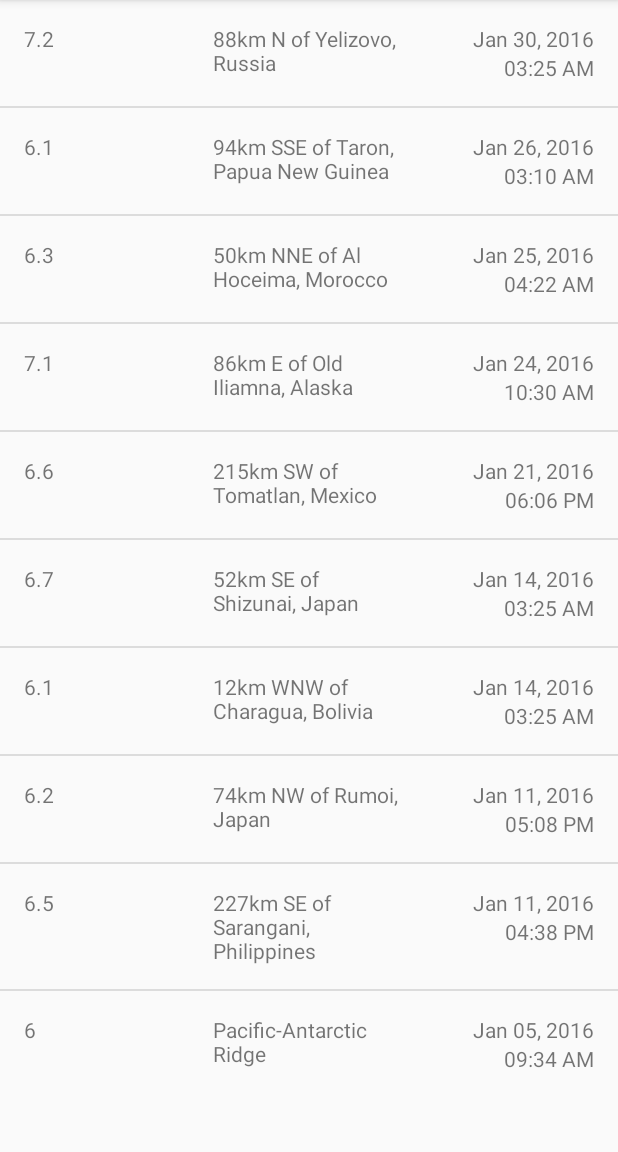
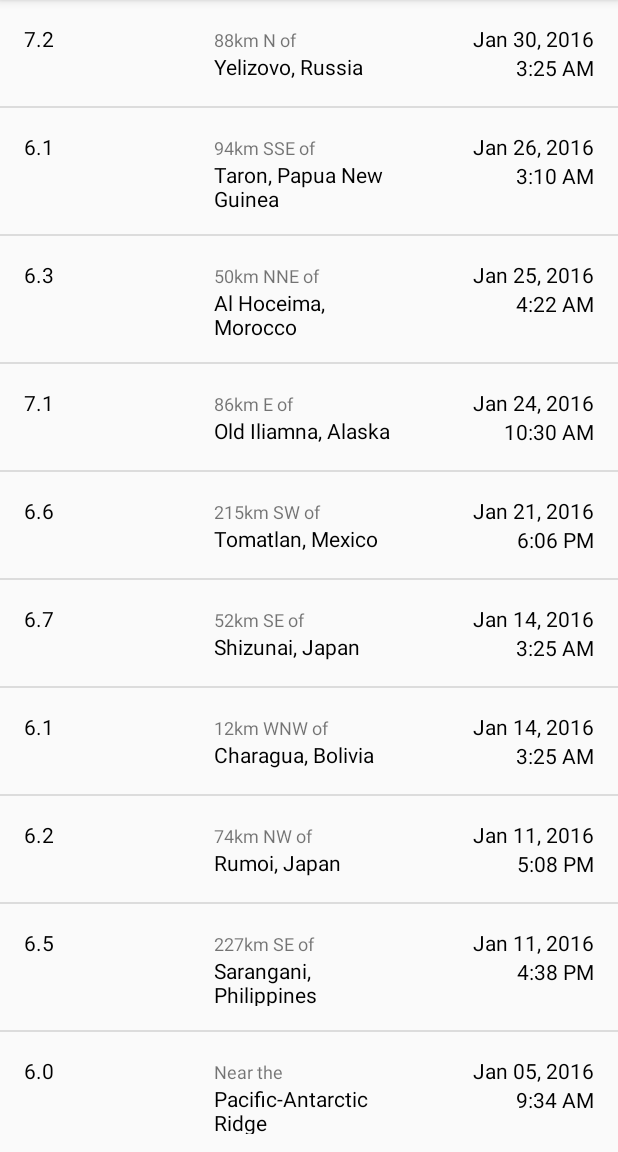
Before and after one commit to ZarifAhsan/QuakeReport, an Android app: the screen it shows after launch (EarthquakeActivity), on a phone screen of 412 x 824 dp, the part 84-1236 px from its top. Run offline under Robolectric (Android 15) with nearby library versions, the phone set to English and light mode, and no system bars.

Commit message:
some other tweaks and stuff

```diff
--- a/app/src/main/java/com/example/earthquakeactivity/Earthquake.java
+++ b/app/src/main/java/com/example/earthquakeactivity/Earthquake.java
@@ -2,36 +2,29 @@ package com.example.earthquakeactivity;
 
 public class Earthquake {
 
-    private String mMagnitude;
+    private double mMagnitude;
 
-    private String mOccurrencePlace;
+    private String mPrimaryLocation;
 
-    private String mDateOfOccurrence;
-
-    private String mTimeOfOccurrence;
+    private long mTimeInMilliSeconds;
 
 
-    public Earthquake(String magnitude, String occurrencePlace,String dateOfOccurrence, String timeOfOccurrence) {
+    public Earthquake(double magnitude, String primaryLocation, long timeInMilliSeconds) {
         mMagnitude = magnitude;
-        mOccurrencePlace = occurrencePlace;
-        mDateOfOccurrence = dateOfOccurrence;
-        mTimeOfOccurrence = timeOfOccurrence;
+        mPrimaryLocation = primaryLocation;
+        mTimeInMilliSeconds = timeInMilliSeconds;
     }
 
 
-    public String getMagnitude() {
+    public double getMagnitude() {
         return mMagnitude;
     }
 
-    public String getOccurrencePlace() {
-        return mOccurrencePlace;
+    public String getPrimaryLocation() {
+        return mPrimaryLocation;
     }
 
-    public String getDateOfOccurrence() {
-        return mDateOfOccurrence;
-    }
-
-    public String getTimeOfOccurrence() {
-        return mTimeOfOccurrence;
+    public long getTimeInMilliSeconds() {
+        return mTimeInMilliSeconds;
     }
 }
--- a/app/src/main/java/com/example/earthquakeactivity/EarthquakeAdapter.java
+++ b/app/src/main/java/com/example/earthquakeactivity/EarthquakeAdapter.java
@@ -1,5 +1,6 @@
 package com.example.earthquakeactivity;
 
+import android.annotation.SuppressLint;
 import android.content.Context;
 import android.view.LayoutInflater;
 import android.view.View;
@@ -9,9 +10,14 @@ import android.widget.TextView;
 
 import androidx.annotation.NonNull;
 
+import java.text.DecimalFormat;
+import java.text.SimpleDateFormat;
 import java.util.ArrayList;
+import java.util.Date;
 
 public class EarthquakeAdapter extends ArrayAdapter<Earthquake> {
+
+    private static final String LOCATION_SEPARATOR = " of ";
 
     public EarthquakeAdapter(Context context, ArrayList<Earthquake> Earthquake) {
         super(context, 0, Earthquake);
@@ -28,22 +34,117 @@ public class EarthquakeAdapter extends ArrayAdapter<Earthquake> {
         }
 
         Earthquake currentEarthquake = getItem(position);
+        assert currentEarthquake != null;
 
         TextView magnitudeTextView = listItemView.findViewById(R.id.magnitude_text_view);
-        assert currentEarthquake != null;
-        magnitudeTextView.setText(currentEarthquake.getMagnitude());
+        String formattedMagnitude = formatMagnitude(currentEarthquake.getMagnitude());
+        magnitudeTextView.setText(formattedMagnitude);
 
-        TextView occurrencePlaceTextView = listItemView.findViewById(R.id.occurrence_place_text_view);
-        occurrencePlaceTextView.setText(currentEarthquake.getOccurrencePlace());
+        String originalLocation = currentEarthquake.getPrimaryLocation();
+
+        String primaryLocation;
+        String locationOffset;
+
+
+        if (originalLocation.contains(LOCATION_SEPARATOR)) {
+            String[] parts = originalLocation.split(LOCATION_SEPARATOR);
+            locationOffset = parts[0] + LOCATION_SEPARATOR;
+            primaryLocation = parts[1];
+        } else {
+            locationOffset = getContext().getString(R.string.near_the);
+            primaryLocation = originalLocation;
+        }
+
+        TextView primaryLocationView = (TextView) listItemView.findViewById(R.id.primary_location_text_view);
+        primaryLocationView.setText(primaryLocation);
+
+        TextView locationOffsetView = (TextView) listItemView.findViewById(R.id.location_offset_text_view);
+        locationOffsetView.setText(locationOffset);
+
+
+        Date dateObject = new Date(currentEarthquake.getTimeInMilliSeconds());
 
         TextView dateTextView = listItemView.findViewById(R.id.date_text_view);
-        dateTextView.setText(currentEarthquake.getDateOfOccurrence());
+        String formattedDate = formatDate(dateObject);
+        dateTextView.setText(formattedDate);
 
         TextView timeTextView = listItemView.findViewById(R.id.time_text_view);
-        timeTextView.setText(currentEarthquake.getTimeOfOccurrence());
+        String formattedTime = formatTime(dateObject);
+        timeTextView.setText(formattedTime);
+
+
 
         return listItemView;
     }
 
 
+
+//    private int getMagnitudeColor(double magnitude) {
+//        int magnitudeColorResourceId;
+//        int magnitudeFloor = (int) Math.floor(magnitude);
+//        switch (magnitudeFloor) {
+//            case 0:
+//            case 1:
+//                magnitudeColorResourceId = R.color.magnitude1;
+//                break;
+//            case 2:
+//                magnitudeColorResourceId = R.color.magnitude2;
+//                break;
+//            case 3:
+//                magnitudeColorResourceId = R.color.magnitude3;
+//                break;
+//            case 4:
+//                magnitudeColorResourceId = R.color.magnitude4;
+//                break;
+//            case 5:
+//                magnitudeColorResourceId = R.color.magnitude5;
+//                break;
+//            case 6:
+//                magnitudeColorResourceId = R.color.magnitude6;
+//                break;
+//            case 7:
+//                magnitudeColorResourceId = R.color.magnitude7;
+//                break;
+//            case 8:
+//                magnitudeColorResourceId = R.color.magnitude8;
+//                break;
+//            case 9:
+//                magnitudeColorResourceId = R.color.magnitude9;
+//                break;
+//            default:
+//                magnitudeColorResourceId = R.color.magnitude10plus;
+//                break;
+//        }
+//
+//        return ContextCompat.getColor(getContext(), magnitudeColorResourceId);
+//    }
+
+    /**
+     * Return the formatted magnitude string showing 1 decimal place (i.e. "3.2")
+     * from a decimal magnitude value.
+     */
+    private String formatMagnitude(double magnitude) {
+        DecimalFormat magnitudeFormat = new DecimalFormat("0.0");
+        return magnitudeFormat.format(magnitude);
+    }
+
+    /**
+     * Return the formatted date string (i.e. "Mar 3, 1984") from a Date object.
+     */
+    private String formatDate(Date dateObject) {
+        @SuppressLint("SimpleDateFormat")
+        SimpleDateFormat dateFormat = new SimpleDateFormat("LLL dd, yyyy");
+        return dateFormat.format(dateObject);
+    }
+
+    /**
+     * Return the formatted date string (i.e. "4:30 PM") from a Date object.
+     */
+    private String formatTime(Date dateObject) {
+        @SuppressLint("SimpleDateFormat")
+        SimpleDateFormat timeFormat = new SimpleDateFormat("h:mm a");
+        return timeFormat.format(dateObject);
+    }
+
+
 }
--- a/app/src/main/java/com/example/earthquakeactivity/QueryUtils.java
+++ b/app/src/main/java/com/example/earthquakeactivity/QueryUtils.java
@@ -2,7 +2,6 @@ package com.example.earthquakeactivity;
 
 import android.annotation.SuppressLint;
 import android.util.Log;
-import android.widget.ScrollView;
 
 import org.json.JSONException;
 import org.json.JSONArray;
@@ -31,9 +30,7 @@ public class QueryUtils {
      * This class is only meant to hold static variables and methods, which can be accessed
      * directly from the class name QueryUtils (and an object instance of QueryUtils is not needed).
      */
-    private QueryUtils() throws JSONException {
-
-
+    private QueryUtils() {
     }
 
     /**
@@ -63,23 +60,13 @@ public class QueryUtils {
 
                 JSONObject properties = currentEarthquake.getJSONObject("properties");
 
-                String magnitude = properties.getString("mag");
+                double magnitude = properties.getDouble("mag");
 
                 String placeName = properties.getString("place");
 
                 long timeInMilliseconds = properties.getLong("time");
-                Date dateObject = new Date(timeInMilliseconds);
 
-                @SuppressLint("SimpleDateFormat")
-                SimpleDateFormat dateFormatter = new SimpleDateFormat("MMM DD, yyyy");
-                String dateToDisplay = dateFormatter.format(dateObject);
-
-                @SuppressLint("SimpleDateFormat")
-                SimpleDateFormat timeFormatter = new SimpleDateFormat("hh:mm a");
-                String timeToDisplay = timeFormatter.format(dateObject);
-
-
-                Earthquake earthquake = new Earthquake(magnitude, placeName, dateToDisplay, timeToDisplay);
+                Earthquake earthquake = new Earthquake(magnitude, placeName, timeInMilliseconds);
                 earthquakes.add(earthquake);
 
             }
--- a/app/src/main/res/layout/list_item.xml
+++ b/app/src/main/res/layout/list_item.xml
@@ -12,14 +12,31 @@
         android:layout_width="0dp"
         android:layout_height="wrap_content"
         android:text="@string/hi"
-        android:layout_weight="1"/>
+        android:layout_weight="1"
+        android:textColor="@android:color/black"/>
 
-    <TextView
-        android:id="@+id/occurrence_place_text_view"
-        android:layout_width="1dp"
+    <RelativeLayout
+        android:layout_width="0dp"
         android:layout_height="wrap_content"
-        android:text="@string/hello"
-        android:layout_weight="1"/>
+        android:layout_weight="1">
+
+        <TextView
+            android:id="@+id/location_offset_text_view"
+            android:layout_width="wrap_content"
+            android:layout_height="wrap_content"
+            android:textSize="12sp"
+            tools:text="30km S of" />
+
+        <TextView
+            android:id="@+id/primary_location_text_view"
+            android:layout_width="wrap_content"
+            android:layout_height="wrap_content"
+            android:text="@string/hello"
+            android:layout_below="@id/location_offset_text_view"
+            android:textColor="@android:color/black"/>
+
+    </RelativeLayout>
+
 
     <RelativeLayout
         android:layout_width="0dp"
@@ -31,7 +48,8 @@
             android:layout_width="wrap_content"
             android:layout_height="wrap_content"
             android:text="@string/hello_again"
-            android:layout_alignParentEnd="true"/>
+            android:layout_alignParentEnd="true"
+            android:textColor="@android:color/black"/>
 
         <TextView
             android:id="@+id/time_text_view"
@@ -39,7 +57,8 @@
             android:layout_height="wrap_content"
             android:text="@string/hello"
             android:layout_below="@id/date_text_view"
-            android:layout_alignParentEnd="true"/>
+            android:layout_alignParentEnd="true"
+            android:textColor="@android:color/black"/>
 
     </RelativeLayout>
 
--- a/app/src/main/res/values/strings.xml
+++ b/app/src/main/res/values/strings.xml
@@ -3,4 +3,5 @@
     <string name="hi">Hi</string>
     <string name="hello">Hello</string>
     <string name="hello_again">Hello again</string>
+    <string name="near_the">Near the</string>
 </resources>
```
